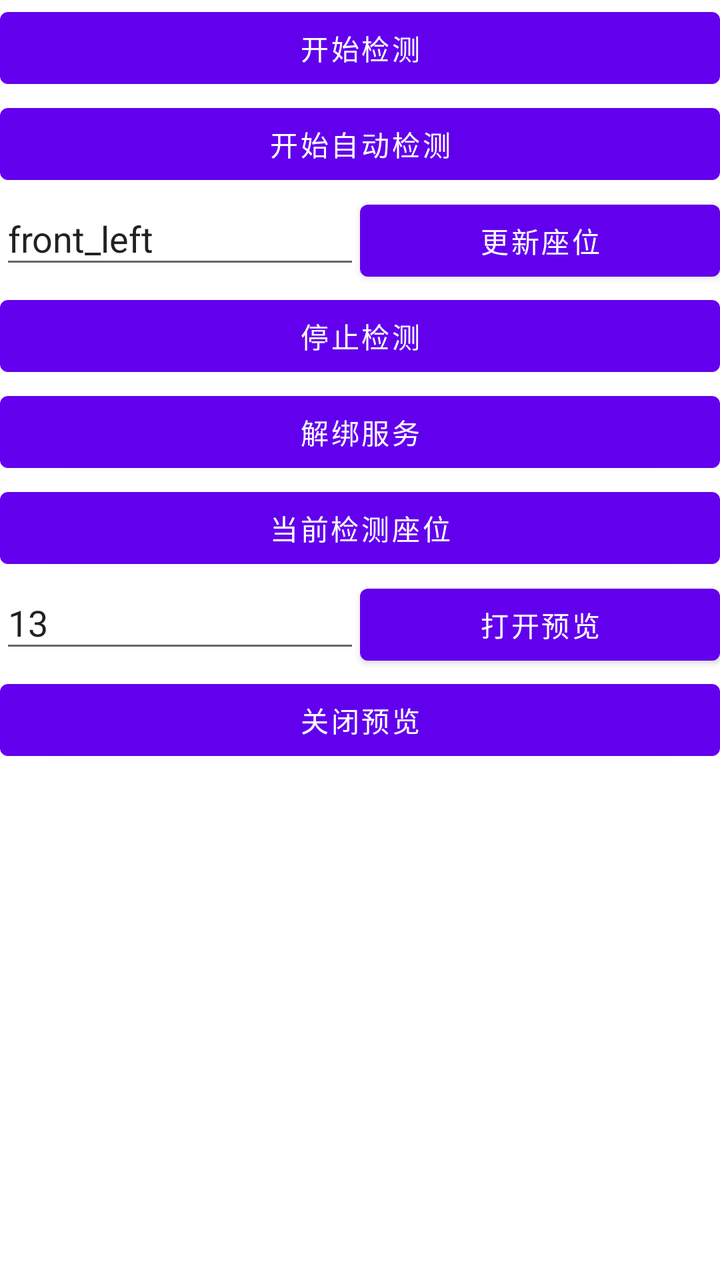
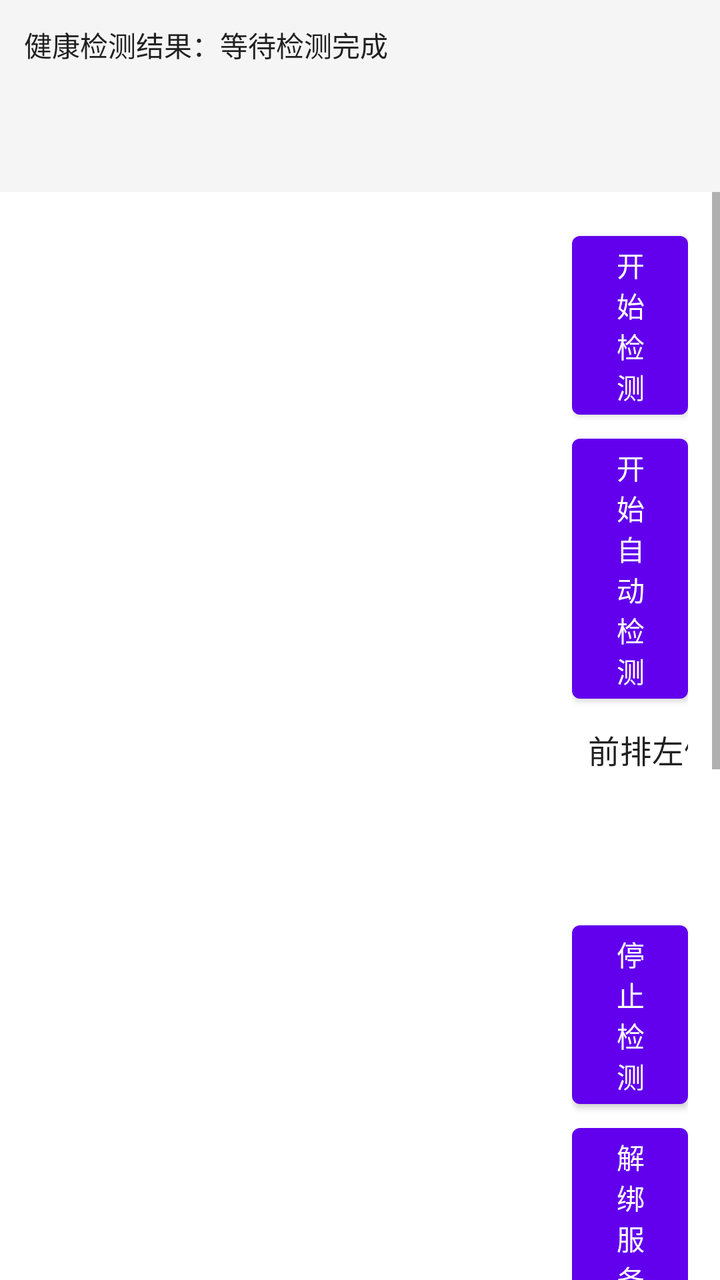

Before-and-after screenshots of an Android layout around one commit, followed by the original layout XML and the change that was made.
<!-- AndroidManifest.xml: application theme Theme.HealthDetectClient -->
<!-- res/layout/activity_main.xml -->
<?xml version="1.0" encoding="utf-8"?>
<LinearLayout xmlns:android="http://schemas.android.com/apk/res/android"
    android:layout_width="match_parent"
    android:layout_height="match_parent"
    android:orientation="vertical">

    <Button
        android:id="@+id/bt_bind"
        android:layout_width="match_parent"
        android:layout_height="wrap_content"
        android:text="@string/bt_bind" />

    <Button
        android:id="@+id/bt_auto"
        android:layout_width="match_parent"
        android:layout_height="wrap_content"
        android:text="@string/bt_auto" />

    <LinearLayout
        android:layout_width="match_parent"
        android:layout_height="wrap_content"
        android:orientation="horizontal">

        <EditText
            android:id="@+id/et_update_seat"
            android:layout_width="0dp"
            android:layout_height="wrap_content"
            android:layout_weight="1"
            android:hint="@string/hint_update_seat"
            android:text="front_left" />

        <Button
            android:id="@+id/bt_update_seat"
            android:layout_width="0dp"
            android:layout_height="wrap_content"
            android:layout_weight="1"
            android:text="@string/bt_update_seat" />
    </LinearLayout>

    <Button
        android:id="@+id/bt_stop_detect"
        android:layout_width="match_parent"
        android:layout_height="wrap_content"
        android:text="@string/bt_stop_detect" />

    <Button
        android:id="@+id/bt_unbind"
        android:layout_width="match_parent"
        android:layout_height="wrap_content"
        android:text="@string/bt_unbind" />

    <Button
        android:id="@+id/bt_toast"
        android:layout_width="match_parent"
        android:layout_height="wrap_content"
        android:text="@string/bt_toast" />

    <LinearLayout
        android:layout_width="match_parent"
        android:layout_height="wrap_content"
        android:orientation="horizontal">

        <EditText
            android:id="@+id/et_preview_camera_id"
            android:layout_width="0dp"
            android:layout_height="wrap_content"
            android:layout_weight="1"
            android:hint="@string/hint_preview_camera_id"
            android:inputType="number"
            android:text="13" />

        <Button
            android:id="@+id/bt_open_preview"
            android:layout_width="0dp"
            android:layout_height="wrap_content"
            android:layout_weight="1"
            android:text="@string/bt_open_preview" />
    </LinearLayout>

    <Button
        android:id="@+id/bt_close_preview"
        android:layout_width="match_parent"
        android:layout_height="wrap_content"
        android:text="@string/bt_close_preview" />

    <TextureView
        android:id="@+id/sv_preview"
        android:layout_width="match_parent"
        android:layout_height="0dp"
        android:layout_weight="1"
        android:keepScreenOn="true" />

</LinearLayout>
<!-- resources referenced by this layout -->
<resources>
  <string name="bt_auto">开始自动检测</string>
  <string name="bt_bind">开始检测</string>
  <string name="bt_close_preview">关闭预览</string>
  <string name="bt_open_preview">打开预览</string>
  <string name="bt_stop_detect">停止检测</string>
  <string name="bt_toast">当前检测座位</string>
  <string name="bt_unbind">解绑服务</string>
  <string name="bt_update_seat">更新座位</string>
  <string name="hint_preview_camera_id">设置摄像头ID，默认13</string>
  <string name="hint_update_seat">选择更新座位</string>
  <style name="Theme.HealthDetectClient" parent="Theme.MaterialComponents.DayNight.DarkActionBar">
          
          <item name="colorPrimary">@color/purple_500</item>
          <item name="colorPrimaryVariant">@color/purple_700</item>
          <item name="colorOnPrimary">@color/white</item>
          
          <item name="colorSecondary">@color/teal_200</item>
          <item name="colorSecondaryVariant">@color/teal_700</item>
          <item name="colorOnSecondary">@color/black</item>
          
          <item name="android:statusBarColor">?attr/colorPrimaryVariant</item>
          
      </style>
  <color name="purple_500">#FF6200EE</color>
  <color name="purple_700">#FF3700B3</color>
  <color name="white">#FFFFFFFF</color>
  <color name="teal_200">#FF03DAC5</color>
  <color name="teal_700">#FF018786</color>
  <color name="black">#FF000000</color>
</resources>

<!-- the commit's change to res/layout/activity_main.xml (unified diff, before → after) -->
@@ -4,90 +4,128 @@
     android:layout_height="match_parent"
     android:orientation="vertical">
 
-    <Button
-        android:id="@+id/bt_bind"
+    <TextView
+        android:id="@+id/tv_health_result"
         android:layout_width="match_parent"
         android:layout_height="wrap_content"
-        android:text="@string/bt_bind" />
-
-    <Button
-        android:id="@+id/bt_auto"
-        android:layout_width="match_parent"
-        android:layout_height="wrap_content"
-        android:text="@string/bt_auto" />
+        android:background="#F5F5F5"
+        android:minHeight="96dp"
+        android:padding="12dp"
+        android:text="@string/health_result_waiting"
+        android:textColor="#212121"
+        android:textIsSelectable="true" />
 
     <LinearLayout
         android:layout_width="match_parent"
-        android:layout_height="wrap_content"
+        android:layout_height="0dp"
+        android:layout_weight="1"
+        android:gravity="center_vertical"
         android:orientation="horizontal">
 
-        <EditText
-            android:id="@+id/et_update_seat"
+        <TextureView
+            android:id="@+id/sv_preview"
             android:layout_width="0dp"
+            android:layout_height="match_parent"
+            android:layout_weight="3"
+            android:keepScreenOn="true" />
+
+        <ScrollView
+            android:layout_width="0dp"
+            android:layout_height="match_parent"
+            android:layout_weight="1"
+            android:fillViewport="true">
+
+        <LinearLayout
+            android:layout_width="match_parent"
             android:layout_height="wrap_content"
-            android:layout_weight="1"
-            android:hint="@string/hint_update_seat"
-            android:text="front_left" />
+            android:orientation="vertical"
+            android:padding="16dp">
 
-        <Button
-            android:id="@+id/bt_update_seat"
-            android:layout_width="0dp"
-            android:layout_height="wrap_content"
-            android:layout_weight="1"
-            android:text="@string/bt_update_seat" />
+            <Button
+                android:id="@+id/bt_bind"
+                android:layout_width="match_parent"
+                android:layout_height="wrap_content"
+                android:text="@string/bt_bind" />
+
+            <Button
+                android:id="@+id/bt_auto"
+                android:layout_width="match_parent"
+                android:layout_height="wrap_content"
+                android:text="@string/bt_auto" />
+
+            <LinearLayout
+                android:layout_width="match_parent"
+                android:layout_height="wrap_content"
+                android:orientation="horizontal">
+
+                <Spinner
+                    android:id="@+id/spinner_update_seat"
+                    android:layout_width="0dp"
+                    android:layout_height="wrap_content"
+                    android:layout_weight="1"
+                    android:entries="@array/update_seat_options"
+                    android:spinnerMode="dropdown" />
+
+                <Button
+                    android:id="@+id/bt_update_seat"
+                    android:layout_width="wrap_content"
+                    android:layout_height="wrap_content"
+                    android:text="@string/bt_update_seat" />
+            </LinearLayout>
+
+            <Button
+                android:id="@+id/bt_stop_detect"
+                android:layout_width="match_parent"
+                android:layout_height="wrap_content"
+                android:text="@string/bt_stop_detect" />
+
+            <Button
+                android:id="@+id/bt_unbind"
+                android:layout_width="match_parent"
+                android:layout_height="wrap_content"
+                android:text="@string/bt_unbind" />
+
+            <Button
+                android:id="@+id/bt_toast"
+                android:layout_width="match_parent"
+                android:layout_height="wrap_content"
+                android:text="@string/bt_toast" />
+
+            <LinearLayout
+                android:layout_width="match_parent"
+                android:layout_height="wrap_content"
+                android:orientation="horizontal">
+
+                <EditText
+                    android:id="@+id/et_preview_camera_id"
+                    android:layout_width="0dp"
+                    android:layout_height="wrap_content"
+                    android:layout_weight="1"
+                    android:hint="@string/hint_preview_camera_id"
+                    android:inputType="number"
+                    android:text="13" />
+
+                <Button
+                    android:id="@+id/bt_open_preview"
+                    android:layout_width="wrap_content"
+                    android:layout_height="wrap_content"
+                    android:text="@string/bt_open_preview" />
+            </LinearLayout>
+
+            <Button
+                android:id="@+id/bt_close_preview"
+                android:layout_width="match_parent"
+                android:layout_height="wrap_content"
+                android:text="@string/bt_close_preview" />
+
+            <Button
+                android:id="@+id/bt_exit"
+                android:layout_width="match_parent"
+                android:layout_height="wrap_content"
+                android:text="@string/bt_exit" />
+
+        </LinearLayout>
+        </ScrollView>
     </LinearLayout>
 
-    <Button
-        android:id="@+id/bt_stop_detect"
-        android:layout_width="match_parent"
-        android:layout_height="wrap_content"
-        android:text="@string/bt_stop_detect" />
-
-    <Button
-        android:id="@+id/bt_unbind"
-        android:layout_width="match_parent"
-        android:layout_height="wrap_content"
-        android:text="@string/bt_unbind" />
-
-    <Button
-        android:id="@+id/bt_toast"
-        android:layout_width="match_parent"
-        android:layout_height="wrap_content"
-        android:text="@string/bt_toast" />
-
-    <LinearLayout
-        android:layout_width="match_parent"
-        android:layout_height="wrap_content"
-        android:orientation="horizontal">
-
-        <EditText
-            android:id="@+id/et_preview_camera_id"
-            android:layout_width="0dp"
-            android:layout_height="wrap_content"
-            android:layout_weight="1"
-            android:hint="@string/hint_preview_camera_id"
-            android:inputType="number"
-            android:text="13" />
-
-        <Button
-            android:id="@+id/bt_open_preview"
-            android:layout_width="0dp"
-            android:layout_height="wrap_content"
-            android:layout_weight="1"
-            android:text="@string/bt_open_preview" />
-    </LinearLayout>
-
-    <Button
-        android:id="@+id/bt_close_preview"
-        android:layout_width="match_parent"
-        android:layout_height="wrap_content"
-        android:text="@string/bt_close_preview" />
-
-    <TextureView
-        android:id="@+id/sv_preview"
-        android:layout_width="match_parent"
-        android:layout_height="0dp"
-        android:layout_weight="1"
-        android:keepScreenOn="true" />
-
 </LinearLayout>
<!-- resource entries referenced after the edit -->
@@ -1,15 +1,22 @@
 <!-- resources referenced by this layout -->
 <resources>
+  <string-array name="update_seat_options">
+          <item>前排左侧</item>
+          <item>前排右侧</item>
+          <item>后排左侧</item>
+          <item>后排右侧</item>
+      </string-array>
   <string name="bt_auto">开始自动检测</string>
   <string name="bt_bind">开始检测</string>
   <string name="bt_close_preview">关闭预览</string>
+  <string name="bt_exit">退出程序</string>
   <string name="bt_open_preview">打开预览</string>
   <string name="bt_stop_detect">停止检测</string>
   <string name="bt_toast">当前检测座位</string>
   <string name="bt_unbind">解绑服务</string>
   <string name="bt_update_seat">更新座位</string>
+  <string name="health_result_waiting">健康检测结果：等待检测完成</string>
   <string name="hint_preview_camera_id">设置摄像头ID，默认13</string>
-  <string name="hint_update_seat">选择更新座位</string>
   <style name="Theme.HealthDetectClient" parent="Theme.MaterialComponents.DayNight.DarkActionBar">
           
           <item name="colorPrimary">@color/purple_500</item>
